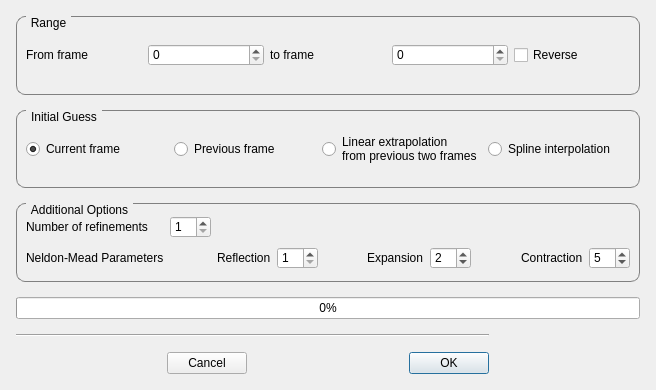
Before: the Qt Designer form autoscoper/src/ui/ui-files/TrackingOptionsDialog.ui in BrownBiomechanics/Autoscoper, drawn with Qt 5.
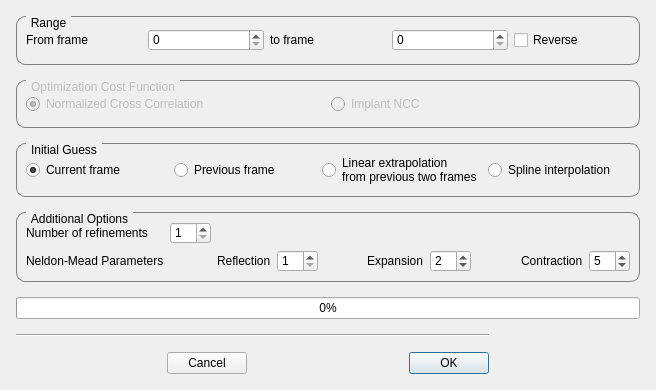
After: the same form once the commit is applied.

Commit message:
Added a feature in ui to change the cost function (It's not enabled yet). Added a function for Simulated annealing, but not yet functional (it's out of the loop, so we still use AMOEBA or DownHillSimplex).
MAIN COST FUNCTION IS: HDIST

```diff
--- a/autoscoper/src/ui/ui-files/TrackingOptionsDialog.ui
+++ b/autoscoper/src/ui/ui-files/TrackingOptionsDialog.ui
@@ -13,8 +13,8 @@
   <property name="windowTitle">
    <string>Tracking Options</string>
   </property>
-  <layout class="QGridLayout" name="gridLayout_2">
-   <item row="0" column="0">
+  <layout class="QHBoxLayout" name="horizontalLayout">
+   <item>
     <layout class="QGridLayout" name="gridLayout">
      <property name="leftMargin">
       <number>5</number>
@@ -34,7 +34,7 @@
      <property name="verticalSpacing">
       <number>15</number>
      </property>
-     <item row="6" column="4">
+     <item row="7" column="4">
       <spacer name="horizontalSpacer_4">
        <property name="orientation">
         <enum>Qt::Horizontal</enum>
@@ -47,6 +47,229 @@
        </property>
       </spacer>
      </item>
+     <item row="3" column="0" colspan="5">
+      <widget class="QGroupBox" name="groupBox_3">
+       <property name="styleSheet">
+        <string notr="true">QGroupBox {
+    border: 1px solid gray;
+    border-radius: 9px;
+    margin-top: 0.5em;
+}
+
+QGroupBox::title {
+    subcontrol-origin: margin;
+    left: 10px;
+    padding: 0 3px 0 3px;
+}</string>
+       </property>
+       <property name="title">
+        <string>Additional Options</string>
+       </property>
+       <layout class="QGridLayout" name="gridLayout_6">
+        <item row="0" column="4" colspan="2">
+         <spacer name="horizontalSpacer_8">
+          <property name="orientation">
+           <enum>Qt::Horizontal</enum>
+          </property>
+          <property name="sizeHint" stdset="0">
+           <size>
+            <width>40</width>
+            <height>20</height>
+           </size>
+          </property>
+         </spacer>
+        </item>
+        <item row="1" column="5">
+         <widget class="QLabel" name="label_6">
+          <property name="text">
+           <string>Expansion</string>
+          </property>
+         </widget>
+        </item>
+        <item row="0" column="1">
+         <widget class="QSpinBox" name="spinBox_NumberRefinements">
+          <property name="minimum">
+           <number>1</number>
+          </property>
+          <property name="value">
+           <number>1</number>
+          </property>
+         </widget>
+        </item>
+        <item row="1" column="8">
+         <widget class="QLabel" name="label_7">
+          <property name="text">
+           <string>Contraction</string>
+          </property>
+         </widget>
+        </item>
+        <item row="1" column="4">
+         <spacer name="horizontalSpacer_6">
+          <property name="orientation">
+           <enum>Qt::Horizontal</enum>
+          </property>
+          <property name="sizeType">
+           <enum>QSizePolicy::Expanding</enum>
+          </property>
+          <property name="sizeHint" stdset="0">
+           <size>
+            <width>40</width>
+            <height>20</height>
+           </size>
+          </property>
+         </spacer>
+        </item>
+        <item row="0" column="8" colspan="2">
+         <spacer name="horizontalSpacer_10">
+          <property name="orientation">
+           <enum>Qt::Horizontal</enum>
+          </property>
+          <property name="sizeHint" stdset="0">
+           <size>
+            <width>40</width>
+            <height>20</height>
+           </size>
+          </property>
+         </spacer>
+        </item>
+        <item row="1" column="6">
+         <widget class="QSpinBox" name="spinBox_gamma">
+          <property name="minimum">
+           <number>1</number>
+          </property>
+          <property name="value">
+           <number>2</number>
+          </property>
+         </widget>
+        </item>
+        <item row="1" column="2">
+         <widget class="QLabel" name="label_5">
+          <property name="text">
+           <string>Reflection</string>
+          </property>
+         </widget>
+        </item>
+        <item row="1" column="1">
+         <spacer name="horizontalSpacer_5">
+          <property name="orientation">
+           <enum>Qt::Horizontal</enum>
+          </property>
+          <property name="sizeType">
+           <enum>QSizePolicy::Expanding</enum>
+          </property>
+          <property name="sizeHint" stdset="0">
+           <size>
+            <width>40</width>
+            <height>20</height>
+           </size>
+          </property>
+         </spacer>
+        </item>
+        <item row="1" column="3">
+         <widget class="QSpinBox" name="spinBox_alpha">
+          <property name="minimum">
+           <number>1</number>
+          </property>
+          <property name="value">
+           <number>1</number>
+          </property>
+         </widget>
+        </item>
+        <item row="1" column="9">
+         <widget class="QSpinBox" name="spinBox_beta">
+          <property name="minimum">
+           <number>1</number>
+          </property>
+          <property name="maximum">
+           <number>10</number>
+          </property>
+          <property name="value">
+           <number>5</number>
+          </property>
+         </widget>
+        </item>
+        <item row="0" column="6" colspan="2">
+         <spacer name="horizontalSpacer_9">
+          <property name="orientation">
+           <enum>Qt::Horizontal</enum>
+          </property>
+          <property name="sizeHint" stdset="0">
+           <size>
+            <width>40</width>
+            <height>20</height>
+           </size>
+          </property>
+         </spacer>
+        </item>
+        <item row="1" column="0">
+         <widget class="QLabel" name="label_4">
+          <property name="text">
+           <string>Neldon-Mead Parameters</string>
+          </property>
+         </widget>
+        </item>
+        <item row="1" column="7">
+         <spacer name="horizontalSpacer_7">
+          <property name="orientation">
+           <enum>Qt::Horizontal</enum>
+          </property>
+          <property name="sizeHint" stdset="0">
+           <size>
+            <width>40</width>
+            <height>20</height>
+           </size>
+          </property>
+         </spacer>
+        </item>
+        <item row="0" column="0">
+         <widget class="QLabel" name="label_3">
+          <property name="text">
+           <string>Number of refinements</string>
+          </property>
+         </widget>
+        </item>
+        <item row="0" column="2" colspan="2">
+         <spacer name="horizontalSpacer">
+          <property name="orientation">
+           <enum>Qt::Horizontal</enum>
+          </property>
+          <property name="sizeHint" stdset="0">
+           <size>
+            <width>40</width>
+            <height>20</height>
+           </size>
+          </property>
+         </spacer>
+        </item>
+       </layout>
+      </widget>
+     </item>
+     <item row="7" column="3">
+      <widget class="QPushButton" name="pushButton_OK">
+       <property name="maximumSize">
+        <size>
+         <width>150</width>
+         <height>16777215</height>
+        </size>
+       </property>
+       <property name="text">
+        <string>OK</string>
+       </property>
+      </widget>
+     </item>
+     <item row="7" column="2">
+      <spacer name="horizontalSpacer_3">
+       <property name="orientation">
+        <enum>Qt::Horizontal</enum>
+       </property>
+       <property name="sizeHint" stdset="0">
+        <size>
+         <width>40</width>
+         <height>20</height>
+        </size>
+       </property>
+      </spacer>
+     </item>
      <item row="0" column="0" colspan="5">
       <widget class="QGroupBox" name="groupBox">
        <property name="styleSheet">
@@ -114,284 +337,7 @@
        </layout>
       </widget>
      </item>
-     <item row="2" column="0" colspan="5">
-      <widget class="QGroupBox" name="groupBox_3">
-       <property name="styleSheet">
-        <string notr="true">QGroupBox {
-    border: 1px solid gray;
-    border-radius: 9px;
-    margin-top: 0.5em;
-}
-
-QGroupBox::title {
-    subcontrol-origin: margin;
-    left: 10px;
-    padding: 0 3px 0 3px;
-}</string>
-       </property>
-       <property name="title">
-        <string>Additional Options</string>
-       </property>
-       <layout class="QGridLayout" name="gridLayout_6">
-        <item row="2" column="9">
-         <widget class="QSpinBox" name="spinBox_beta">
-          <property name="minimum">
-           <number>1</number>
-          </property>
-          <property name="maximum">
-           <number>10</number>
-          </property>
-          <property name="value">
-           <number>5</number>
-          </property>
-         </widget>
-        </item>
-        <item row="2" column="6">
-         <widget class="QSpinBox" name="spinBox_gamma">
-          <property name="minimum">
-           <number>1</number>
-          </property>
-          <property name="value">
-           <number>2</number>
-          </property>
-         </widget>
-        </item>
-        <item row="2" column="7">
-         <spacer name="horizontalSpacer_7">
-          <property name="orientation">
-           <enum>Qt::Horizontal</enum>
-          </property>
-          <property name="sizeHint" stdset="0">
-           <size>
-            <width>40</width>
-            <height>20</height>
-           </size>
-          </property>
-         </spacer>
-        </item>
-        <item row="2" column="4">
-         <spacer name="horizontalSpacer_6">
-          <property name="orientation">
-           <enum>Qt::Horizontal</enum>
-          </property>
-          <property name="sizeType">
-           <enum>QSizePolicy::Expanding</enum>
-          </property>
-          <property name="sizeHint" stdset="0">
-           <size>
-            <width>40</width>
-            <height>20</height>
-           </size>
-          </property>
-         </spacer>
-        </item>
-        <item row="2" column="5">
-         <widget class="QLabel" name="label_6">
-          <property name="text">
-           <string>Expansion</string>
-          </property>
-         </widget>
-        </item>
-        <item row="2" column="3">
-         <widget class="QSpinBox" name="spinBox_alpha">
-          <property name="minimum">
-           <number>1</number>
-          </property>
-          <property name="value">
-           <number>1</number>
-          </property>
-         </widget>
-        </item>
-        <item row="2" column="2">
-         <widget class="QLabel" name="label_5">
-          <property name="text">
-           <string>Reflection</string>
-          </property>
-         </widget>
-        </item>
-        <item row="2" column="1">
-         <spacer name="horizontalSpacer_5">
-          <property name="orientation">
-           <enum>Qt::Horizontal</enum>
-          </property>
-          <property name="sizeType">
-           <enum>QSizePolicy::Expanding</enum>
-          </property>
-          <property name="sizeHint" stdset="0">
-           <size>
-            <width>40</width>
-            <height>20</height>
-           </size>
-          </property>
-         </spacer>
-        </item>
-        <item row="0" column="0">
-         <widget class="QLabel" name="label_3">
-          <property name="text">
-           <string>Number of refinements</string>
-          </property>
-         </widget>
-        </item>
-        <item row="2" column="0">
-         <widget class="QLabel" name="label_4">
-          <property name="text">
-           <string>Neldon-Mead Parameters</string>
-          </property>
-         </widget>
-        </item>
-        <item row="2" column="8">
-         <widget class="QLabel" name="label_7">
-          <property name="text">
-           <string>Contraction</string>
-          </property>
-         </widget>
-        </item>
-        <item row="0" column="1">
-         <widget class="QSpinBox" name="spinBox_NumberRefinements">
-          <property name="minimum">
-           <number>1</number>
-          </property>
-          <property name="value">
-           <number>1</number>
-          </property>
-         </widget>
-        </item>
-        <item row="0" column="2" colspan="2">
-         <spacer name="horizontalSpacer">
-          <property name="orientation">
-           <enum>Qt::Horizontal</enum>
-          </property>
-          <property name="sizeHint" stdset="0">
-           <size>
-            <width>40</width>
-            <height>20</height>
-           </size>
-          </property>
-         </spacer>
-        </item>
-        <item row="0" column="4" colspan="2">
-         <spacer name="horizontalSpacer_8">
-          <property name="orientation">
-           <enum>Qt::Horizontal</enum>
-          </property>
-          <property name="sizeHint" stdset="0">
-           <size>
-            <width>40</width>
-            <height>20</height>
-           </size>
-          </property>
-         </spacer>
-        </item>
-        <item row="0" column="6" colspan="2">
-         <spacer name="horizontalSpacer_9">
-          <property name="orientation">
-           <enum>Qt::Horizontal</enum>
-          </property>
-          <property name="sizeHint" stdset="0">
-           <size>
-            <width>40</width>
-            <height>20</height>
-           </size>
-          </property>
-         </spacer>
-        </item>
-        <item row="0" column="8" colspan="2">
-         <spacer name="horizontalSpacer_10">
-          <property name="orientation">
-           <enum>Qt::Horizontal</enum>
-          </property>
-          <property name="sizeHint" stdset="0">
-           <size>
-            <width>40</width>
-            <height>20</height>
-           </size>
-          </property>
-         </spacer>
-        </item>
-       </layout>
-      </widget>
-     </item>
-     <item row="6" column="2">
-      <spacer name="horizontalSpacer_3">
-       <property name="orientation">
-        <enum>Qt::Horizontal</enum>
-       </property>
-       <property name="sizeHint" stdset="0">
-        <size>
-         <width>40</width>
-         <height>20</height>
-        </size>
-       </property>
-      </spacer>
-     </item>
-     <item row="6" column="3">
-      <widget class="QPushButton" name="pushButton_OK">
-       <property name="maximumSize">
-        <size>
-         <width>150</width>
-         <height>16777215</height>
-        </size>
-       </property>
-       <property name="text">
-        <string>OK</string>
-       </property>
-      </widget>
-     </item>
-     <item row="1" column="0" colspan="5">
-      <widget class="QGroupBox" name="groupBox_2">
-       <property name="styleSheet">
-        <string notr="true">QGroupBox {
-    border: 1px solid gray;
-    border-radius: 9px;
-    margin-top: 0.5em;
-}
-
-QGroupBox::title {
-    subcontrol-origin: margin;
-    left: 10px;
-    padding: 0 3px 0 3px;
-}</string>
-       </property>
-       <property name="title">
-        <string>Initial Guess</string>
-       </property>
-       <layout class="QGridLayout" name="gridLayout_3">
-        <item row="0" column="0">
-         <widget class="QRadioButton" name="radioButton_CurrentFrame">
-          <property name="text">
-           <string>Current frame</string>
-          </property>
-          <property name="checked">
-           <bool>true</bool>
-          </property>
-         </widget>
-        </item>
-        <item row="0" column="1">
-         <widget class="QRadioButton" name="radioButton_PreviousFrame">
-          <property name="text">
-           <string>Previous frame</string>
-          </property>
-         </widget>
-        </item>
-        <item row="0" column="2">
-         <widget class="QRadioButton" name="radioButton_LinearExtrapolation">
-          <property name="text">
-           <string>Linear extrapolation 
-from previous two frames</string>
-          </property>
-         </widget>
-        </item>
-        <item row="0" column="3">
-         <widget class="QRadioButton" name="radioButton_SplineInterpolation">
-          <property name="text">
-           <string>Spline interpolation</string>
-          </property>
-         </widget>
-        </item>
-       </layout>
-      </widget>
-     </item>
-     <item row="3" column="0" colspan="5">
+     <item row="4" column="0" colspan="5">
       <widget class="QProgressBar" name="progressBar">
        <property name="sizePolicy">
         <sizepolicy hsizetype="Preferred" vsizetype="Fixed">
@@ -416,20 +362,7 @@
        </property>
       </widget>
      </item>
-     <item row="6" column="0">
-      <spacer name="horizontalSpacer_2">
-       <property name="orientation">
-        <enum>Qt::Horizontal</enum>
-       </property>
-       <property name="sizeHint" stdset="0">
-        <size>
-         <width>40</width>
-         <height>20</height>
-        </size>
-       </property>
-      </spacer>
-     </item>
-     <item row="6" column="1">
+     <item row="7" column="1">
       <widget class="QPushButton" name="pushButton_Cancel">
        <property name="maximumSize">
         <size>
@@ -449,6 +382,118 @@
        </property>
       </widget>
      </item>
+     <item row="7" column="0">
+      <spacer name="horizontalSpacer_2">
+       <property name="orientation">
+        <enum>Qt::Horizontal</enum>
+       </property>
+       <property name="sizeHint" stdset="0">
+        <size>
+         <width>40</width>
+         <height>20</height>
+        </size>
+       </property>
+      </spacer>
+     </item>
+     <item row="2" column="0" colspan="5">
+      <widget class="QGroupBox" name="groupBox_2">
+       <property name="styleSheet">
+        <string notr="true">QGroupBox {
+    border: 1px solid gray;
+    border-radius: 9px;
+    margin-top: 0.5em;
+}
+
+QGroupBox::title {
+    subcontrol-origin: margin;
+    left: 10px;
+    padding: 0 3px 0 3px;
+}</string>
+       </property>
+       <property name="title">
+        <string>Initial Guess</string>
+       </property>
+       <layout class="QGridLayout" name="gridLayout_3">
+        <item row="0" column="0">
+         <widget class="QRadioButton" name="radioButton_CurrentFrame">
+          <property name="text">
+           <string>Current frame</string>
+          </property>
+          <property name="checked">
+           <bool>true</bool>
+          </property>
+         </widget>
+        </item>
+        <item row="0" column="1">
+         <widget class="QRadioButton" name="radioButton_PreviousFrame">
+          <property name="text">
+           <string>Previous frame</string>
+          </property>
+         </widget>
+        </item>
+        <item row="0" column="2">
+         <widget class="QRadioButton" name="radioButton_LinearExtrapolation">
+          <property name="text">
+           <string>Linear extrapolation 
+from previous two frames</string>
+          </property>
+         </widget>
+        </item>
+        <item row="0" column="3">
+         <widget class="QRadioButton" name="radioButton_SplineInterpolation">
+          <property name="text">
+           <string>Spline interpolation</string>
+          </property>
+         </widget>
+        </item>
+       </layout>
+      </widget>
+     </item>
+     <item row="1" column="0" colspan="5">
+      <widget class="QGroupBox" name="groupBox_4">
+       <property name="enabled">
+        <bool>false</bool>
+       </property>
+       <property name="styleSheet">
+        <string notr="true">QGroupBox {
+    border: 1px solid gray;
+    border-radius: 9px;
+    margin-top: 0.5em;
+}
+
+QGroupBox::title {
+    subcontrol-origin: margin;
+    left: 10px;
+    padding: 0 3px 0 3px;
+}</string>
+       </property>
+       <property name="title">
+        <string>Optimization Cost Function</string>
+       </property>
+       <layout class="QGridLayout" name="gridLayout_2" columnstretch="0,0" columnminimumwidth="0,0">
+        <item row="0" column="0">
+         <widget class="QRadioButton" name="radioButton_ncc_cost">
+          <property name="text">
+           <string>Normalized Cross Correlation</string>
+          </property>
+          <property name="checked">
+           <bool>true</bool>
+          </property>
+         </widget>
+        </item>
+        <item row="0" column="1">
+         <widget class="QRadioButton" name="radioButton_implant_cost">
+          <property name="text">
+           <string>Implant NCC</string>
+          </property>
+          <property name="checked">
+           <bool>false</bool>
+          </property>
+         </widget>
+        </item>
+       </layout>
+      </widget>
+     </item>
     </layout>
    </item>
   </layout>
```
Left out of the diff: 2 changed lines with no effect on the pictures. The commit also changes 6 other files.
